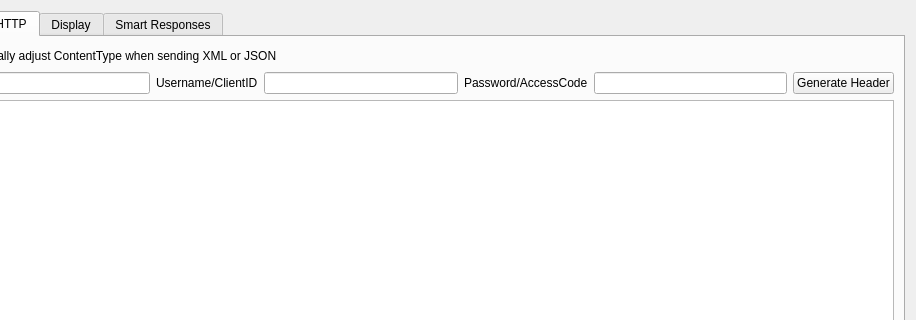
The window that src/settings.ui (dannagle/PacketSender) describes before a commit, drawn with Qt 5; both pictures show x 97 to 1013 and y 0 to 320 of the 1013 by 583 pixel window.
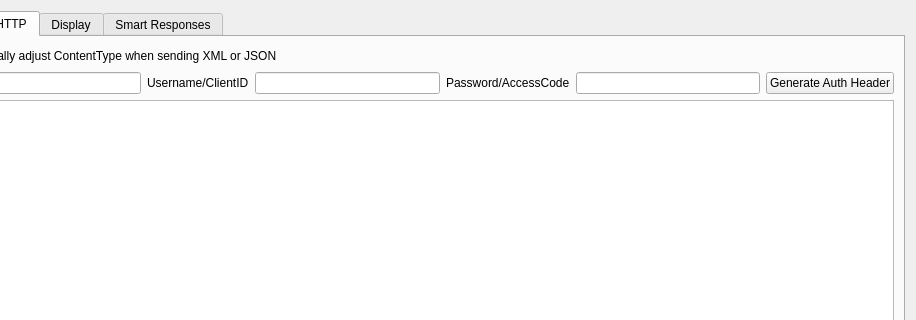
The same window after the commit.

Commit message: now sending bonus headers http

The edit to the form file:
```diff
--- a/src/settings.ui
+++ b/src/settings.ui
@@ -472,7 +472,7 @@
          <item>
           <widget class="QPushButton" name="addCredentialButton">
            <property name="text">
-            <string>Generate Header</string>
+            <string>Generate Auth Header</string>
            </property>
           </widget>
          </item>
```
The commit also changes 3 other files.
